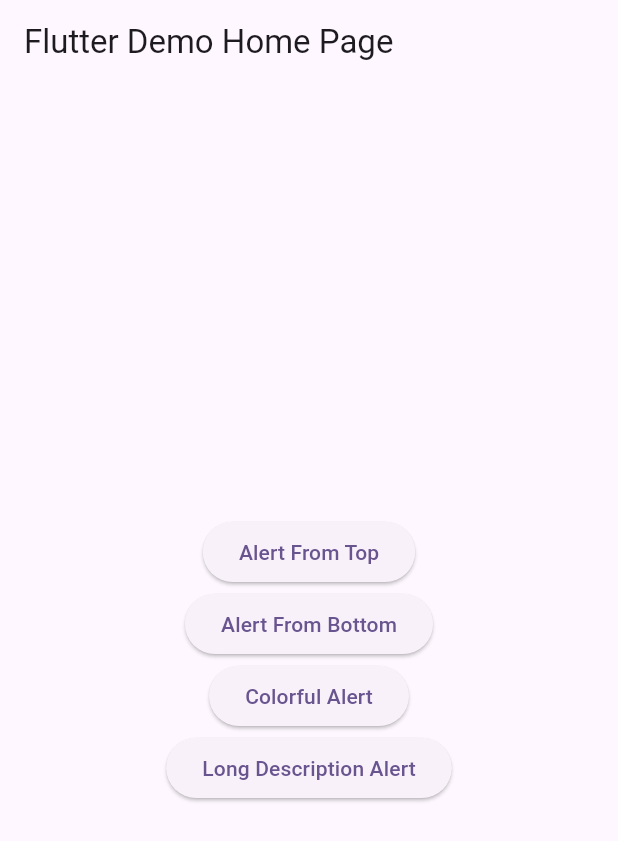
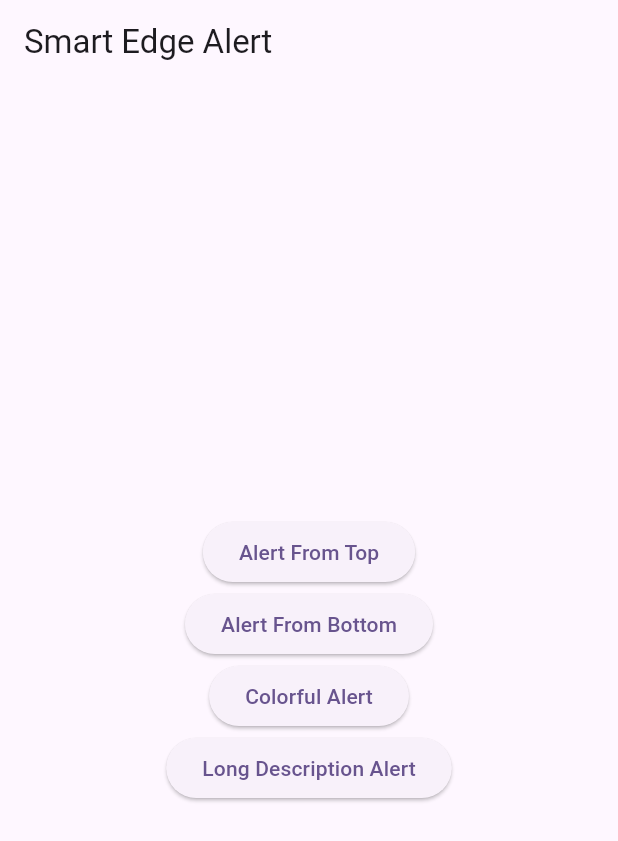
Before and after one commit to fenicfelix/smart_edge_alert, a Flutter app: the screen it shows after launch, on a phone screen of 412 x 824 dp. Shown: the top 841 px of the screen. Run offline on Flutter 3.47's test engine with Material 3 defaults, Android fonts, the phone set to English and light mode, and no system bars.

Commit message:
Updates example page

```diff
--- a/example/lib/main.dart
+++ b/example/lib/main.dart
@@ -12,12 +12,12 @@ class MyApp extends StatelessWidget {
   @override
   Widget build(BuildContext context) {
     return MaterialApp(
-      title: 'Flutter Demo',
+      title: 'Smart Edge Alert',
       theme: ThemeData(
         colorScheme: ColorScheme.fromSeed(seedColor: Colors.deepPurple),
         useMaterial3: true,
       ),
-      home: const MyHomePage(title: 'Flutter Demo Home Page'),
+      home: const MyHomePage(title: 'Smart Edge Alert'),
     );
   }
 }
```
